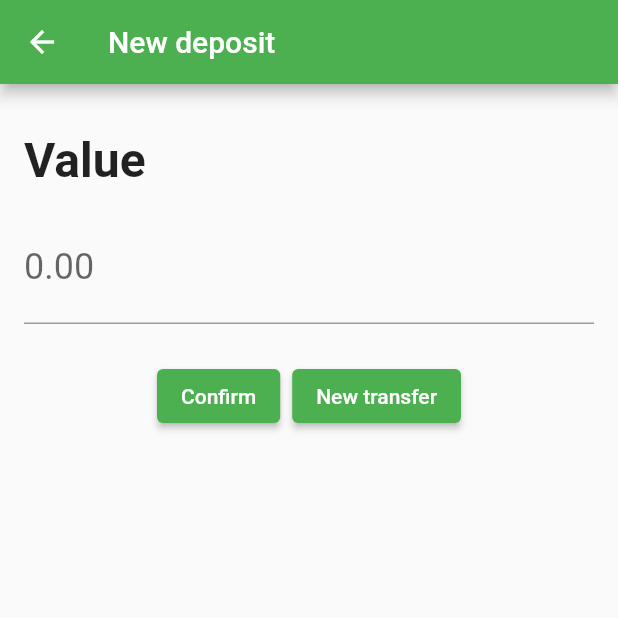
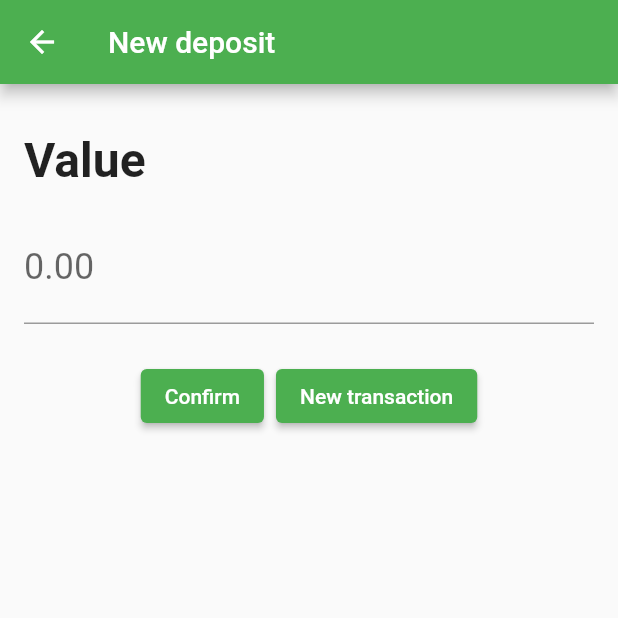
Before and after one commit to paulowolking/bloc_flutter, a Flutter app: the screen it shows after launch, after a tap on "Deposit", on a phone screen of 412 x 824 dp, the top half of it. Run offline on Flutter 3.47's test engine with Material 2 defaults, Android fonts, the phone set to English and light mode, and no system bars; our stand-ins replace firebase_core, firebase_crashlytics, flutter_bloc, sqflite; missing offline and left inert: http_interceptor; accounts and stored records are empty.

Commit message:
Arquivo de tradução e chamadas em widgets.

```diff
--- /dev/null
+++ b/lib/bloc/cubit/localization_cubit.dart
@@ -0,0 +1,5 @@
+import 'package:flutter_bloc/flutter_bloc.dart';
+
+class CurrentLocaleCubit extends Cubit<String> {
+  CurrentLocaleCubit(String language) : super(language);
+}
--- a/lib/main.dart
+++ b/lib/main.dart
@@ -11,6 +11,7 @@ import 'package:bytebank/screens/deposit/deposit_form.dart';
 import 'package:bytebank/screens/change_name.dart';
 import 'package:bytebank/screens/transaction/transaction_form.dart';
 import 'package:bytebank/screens/transaction/transaction_list.dart';
+import 'package:bytebank/values/routes.dart';
 import 'package:firebase_core/firebase_core.dart';
 import 'package:firebase_crashlytics/firebase_crashlytics.dart';
 import 'package:flutter/material.dart';
@@ -19,6 +20,7 @@ import 'package:flutter_bloc/flutter_bloc.dart';
 import 'package:provider/provider.dart';
 
 import 'bloc/cubit/name.dart';
+import 'bloc/cubit/localization_cubit.dart';
 
 //Apenas em debug.
 class LogObserver extends BlocObserver {
@@ -50,9 +52,15 @@ void main() async {
             ChangeNotifierProvider(create: (context) => Balance(0)),
             ChangeNotifierProvider(create: (context) => Tranfers()),
           ],
-          child: BlocProvider(
-            //Aqui pegaria de um shared ou database.
-            create: (_) => NameCubit('Paulo'),
+          child: MultiBlocProvider(
+            providers: [
+              BlocProvider<NameCubit>(
+                create: (BuildContext context) => NameCubit('Paulo'),
+              ),
+              BlocProvider<CurrentLocaleCubit>(
+                create: (BuildContext context) => CurrentLocaleCubit('en'),
+              ),
+            ],
             child: const ByteBankApp(),
           ),
         ),
@@ -74,32 +82,33 @@ class ByteBankApp extends StatelessWidget {
         initialRoute: '/',
         onGenerateRoute: (RouteSettings settings) {
           final arguments = settings.arguments;
+
           switch (settings.name) {
-            case '/':
+            case AppRoutes.home:
               return MaterialPageRoute(builder: (context) {
                 return DashboardContainer();
               });
-            case 'contacts_list':
+            case AppRoutes.contactsList:
               return MaterialPageRoute(builder: (context) {
-                return ContactListContainer();
+                return const ContactListContainer();
               });
-            case 'contact_form':
+            case AppRoutes.contactForm:
               return MaterialPageRoute(builder: (context) {
                 return ContactFormContainer();
               });
-            case 'transaction_list':
+            case AppRoutes.transactionsList:
               return MaterialPageRoute(builder: (context) {
                 return const TransactionListContainer();
               });
-            case 'transaction_form':
+            case AppRoutes.transactionForm:
               return MaterialPageRoute(builder: (context) {
                 return TransactionFormContainer(arguments as Contact);
               });
-            case 'deposit_form':
+            case AppRoutes.depositForm:
               return MaterialPageRoute(builder: (context) {
                 return const DepositContainer();
               });
-            case 'change_name':
+            case AppRoutes.changeName:
               return MaterialPageRoute(builder: (context) {
                 return const NameContainer();
               });
--- a/lib/screens/dashboard/balance_card.dart
+++ b/lib/screens/dashboard/balance_card.dart
@@ -1,18 +1,23 @@
 import 'package:bytebank/models/notifiers/balance.dart';
+import 'package:bytebank/values/translate_i18n.dart';
 import 'package:flutter/material.dart';
 import 'package:provider/provider.dart';
 
 class BalanceCard extends StatelessWidget {
+  const BalanceCard({Key? key}) : super(key: key);
+
   @override
   Widget build(BuildContext context) {
+    final i18n = TranslateI18n(context);
+
     return Card(
       child: Column(
         children: [
-          const Padding(
-            padding: EdgeInsets.all(8.0),
+          Padding(
+            padding: const EdgeInsets.all(8.0),
             child: Text(
-              'Seu saldo',
-              style: TextStyle(
+              i18n.your_balance,
+              style: const TextStyle(
                 fontSize: 16,
                 fontWeight: FontWeight.bold,
               ),
--- a/lib/screens/dashboard/dashboard.dart
+++ b/lib/screens/dashboard/dashboard.dart
@@ -1,5 +1,6 @@
 import 'package:bytebank/components/container.dart';
 import 'package:bytebank/screens/dashboard/balance_card.dart';
+import 'package:bytebank/values/translate_i18n.dart';
 import 'package:flutter/material.dart';
 import 'package:flutter_bloc/flutter_bloc.dart';
 
@@ -17,6 +18,8 @@ class DashboardView extends StatelessWidget {
 
   @override
   Widget build(BuildContext context) {
+    final i18n = TranslateI18n(context);
+
     // final name = context.read<NameCubit>().state;
     return Scaffold(
       appBar: AppBar(
@@ -51,16 +54,16 @@ class DashboardView extends StatelessWidget {
               mainAxisSpacing: 10,
               crossAxisCount: 2,
               children: <Widget>[
-                _FeatureItem('Deposit', Icons.monetization_on,
+                _FeatureItem(i18n.deposit, Icons.monetization_on,
                     onClick: () =>
                         Navigator.of(context).pushNamed('deposit_form')),
-                _FeatureItem('Transfer', Icons.monetization_on,
+                _FeatureItem(i18n.transfer, Icons.monetization_on,
                     onClick: () =>
                         Navigator.of(context).pushNamed('contacts_list')),
-                _FeatureItem('Transaction Feed', Icons.description,
+                _FeatureItem(i18n.transaction_feed, Icons.description,
                     onClick: () =>
                         Navigator.of(context).pushNamed('transaction_list')),
-                _FeatureItem('Change name', Icons.person_outline,
+                _FeatureItem(i18n.change_name, Icons.person_outline,
                     onClick: () =>
                         Navigator.of(context).pushNamed('change_name')),
               ],
--- a/lib/screens/deposit/deposit_form.dart
+++ b/lib/screens/deposit/deposit_form.dart
@@ -1,12 +1,9 @@
 import 'package:bytebank/bloc/bloc_state.dart';
 import 'package:bytebank/bloc/cubit/deposit_cubit.dart';
 import 'package:bytebank/components/container.dart';
-import 'package:bytebank/models/notifiers/balance.dart';
+import 'package:bytebank/values/translate_i18n.dart';
 import 'package:flutter/material.dart';
 import 'package:flutter_bloc/flutter_bloc.dart';
-import 'package:provider/provider.dart';
-
-const _titleAppBar = 'New deposit';
 
 class DepositContainer extends BlocContainer {
   const DepositContainer({Key? key}) : super(key: key);
@@ -29,19 +26,17 @@ class DepositContainer extends BlocContainer {
 }
 
 class _DepositForm extends StatelessWidget {
-  static const _placeholderValue = '0.00';
-  static const _placeholTitleValue = 'Value';
-  static const _placeholTitleConfirm = 'Confirm';
-
   final TextEditingController _valueController = TextEditingController();
 
   _DepositForm({Key? key}) : super(key: key);
 
   @override
   Widget build(BuildContext context) {
+    final i18n = TranslateI18n(context);
+
     return Scaffold(
       appBar: AppBar(
-        title: const Text(_titleAppBar),
+        title: Text(i18n.title_new_deposit),
       ),
       body: SingleChildScrollView(
         child: Padding(
@@ -49,11 +44,11 @@ class _DepositForm extends StatelessWidget {
           child: Column(
             crossAxisAlignment: CrossAxisAlignment.start,
             children: <Widget>[
-              const Padding(
-                padding: EdgeInsets.only(top: 16.0),
+              Padding(
+                padding: const EdgeInsets.only(top: 16.0),
                 child: Text(
-                  _placeholTitleValue,
-                  style: TextStyle(
+                  i18n.value,
+                  style: const TextStyle(
                     fontSize: 32.0,
                     fontWeight: FontWeight.bold,
                   ),
@@ -65,7 +60,7 @@ class _DepositForm extends StatelessWidget {
                   controller: _valueController,
                   style: const TextStyle(fontSize: 24.0),
                   decoration:
-                      const InputDecoration(labelText: _placeholderValue),
+                      InputDecoration(labelText: i18n.placeholder_value),
                   keyboardType:
                       const TextInputType.numberWithOptions(decimal: true),
                 ),
@@ -76,14 +71,14 @@ class _DepositForm extends StatelessWidget {
                   alignment: MainAxisAlignment.center,
                   children: [
                     ElevatedButton(
-                      child: const Text(_placeholTitleConfirm),
+                      child: Text(i18n.confirm),
                       onPressed: () {
                         BlocProvider.of<DepositCubit>(context)
                             .createDeposit(context, _valueController.text);
                       },
                     ),
                     ElevatedButton(
-                      child: const Text('New transfer'),
+                      child: Text(i18n.new_transfer),
                       onPressed: () {
                         Navigator.of(context).pushNamed('contacts_list');
                       },
--- /dev/null
+++ b/lib/values/routes.dart
@@ -0,0 +1,9 @@
+class AppRoutes {
+  static const home = '/';
+  static const contactsList = 'contacts_list';
+  static const contactForm = 'contact_form';
+  static const transactionsList = 'transaction_list';
+  static const transactionForm = 'transaction_form';
+  static const depositForm = 'deposit_form';
+  static const changeName = 'change_name';
+}
--- /dev/null
+++ b/lib/values/translate_i18n.dart
@@ -0,0 +1,115 @@
+import 'package:flutter/material.dart';
+import 'package:flutter_bloc/flutter_bloc.dart';
+
+import '../bloc/cubit/localization_cubit.dart';
+
+class TranslateI18n extends ViewI18N {
+  TranslateI18n(BuildContext context) : super(context);
+
+  String get deposit => localize({
+        "pt-br": "Depositar",
+        "en": "Deposit",
+      });
+
+  String get transfer => localize({
+        "pt-br": "Transferir",
+        "en": "Transfer",
+      });
+
+  String get transaction_feed => localize({
+        "pt-br": "Transações",
+        "en": "Transaction",
+      });
+
+  String get change_name => localize({
+        "pt-br": "Alterar nome",
+        "en": "Change name",
+      });
+
+  String get confirm => localize({
+        "pt-br": "Confirmar",
+        "en": "Confirm",
+      });
+
+  String get value => localize({
+        "pt-br": "Valor",
+        "en": "Value",
+      });
+
+  String get new_transfer => localize({
+        "pt-br": "Nova Transação",
+        "en": "New transaction",
+      });
+
+  String get placeholder_value => localize({
+        "pt-br": "0.00",
+        "en": "0.00",
+      });
+
+  String get title_new_deposit => localize({
+        "pt-br": "Novo depósito",
+        "en": "New deposit",
+      });
+
+  String get title_new_contact => localize({
+        "pt-br": "Novo contato",
+        "en": "New contact",
+      });
+
+  String get full_name => localize({
+        "pt-br": "Nome completo",
+        "en": "Full name",
+      });
+
+  String get account_number => localize({
+        "pt-br": "Número da conta",
+        "en": "Account number",
+      });
+
+  String get create => localize({
+        "pt-br": "Criar",
+        "en": "Create",
+      });
+
+  String get unknow_error => localize({
+        "pt-br": "Algum erro",
+        "en": "Unknown error",
+      });
+
+  String get your_balance => localize({
+        "pt-br": "Seu saldo",
+        "en": "Your balance",
+      });
+
+  String get no_has_balance => localize({
+        "pt-br": "Saldo insuficiente",
+        "en": "No has balance",
+      });
+
+  String get no_transaction_found => localize({
+        "pt-br": "Nenhuma transação encontrada",
+        "en": "No transaction found",
+      });
+
+  String get desired_name => localize({
+        "pt-br": "Novo nome",
+        "en": "Desired name",
+      });
+
+  String get change => localize({
+        "pt-br": "Alterar",
+        "en": "Change",
+      });
+}
+
+class ViewI18N {
+  String? _language;
+
+  ViewI18N(BuildContext context) {
+    _language = BlocProvider.of<CurrentLocaleCubit>(context).state;
+  }
+
+  String localize(Map<String, String> values) {
+    return values[_language] ?? '';
+  }
+}
```
Also changed, not shown: lib/screens/change_name.dart (+9 -7 lines), lib/screens/contact/contact_form.dart (+9 -8 lines), lib/screens/contact/contacts_list.dart (+8 -5 lines), lib/screens/transaction/transaction_form.dart (+19 -20 lines), lib/screens/transaction/transaction_list.dart (+9 -9 lines), 1 other file.
